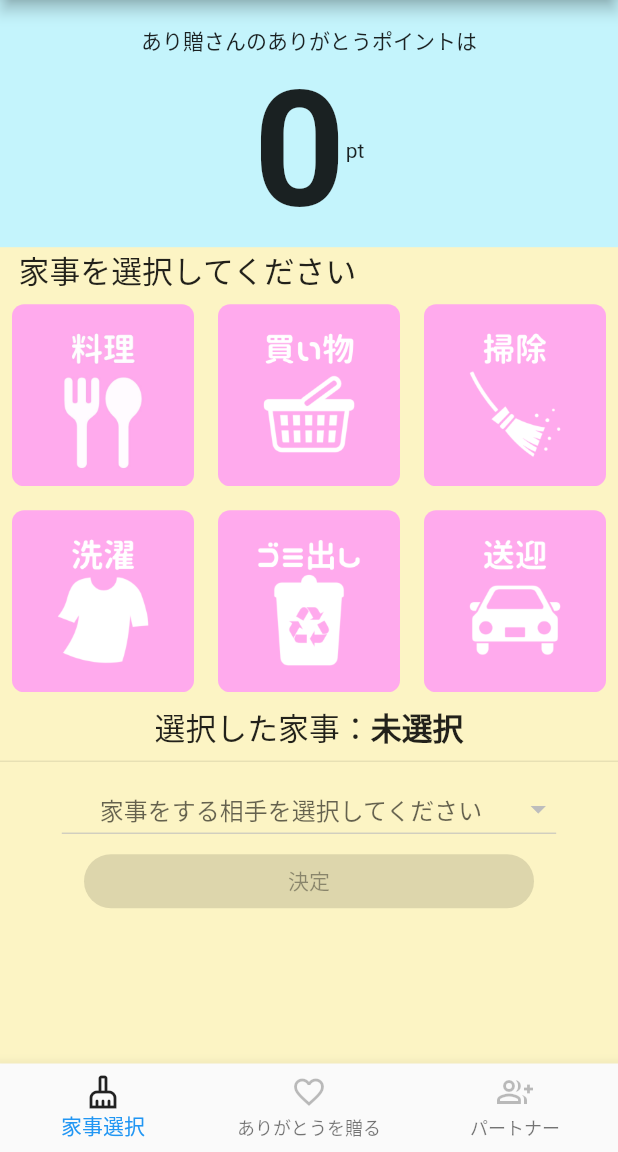
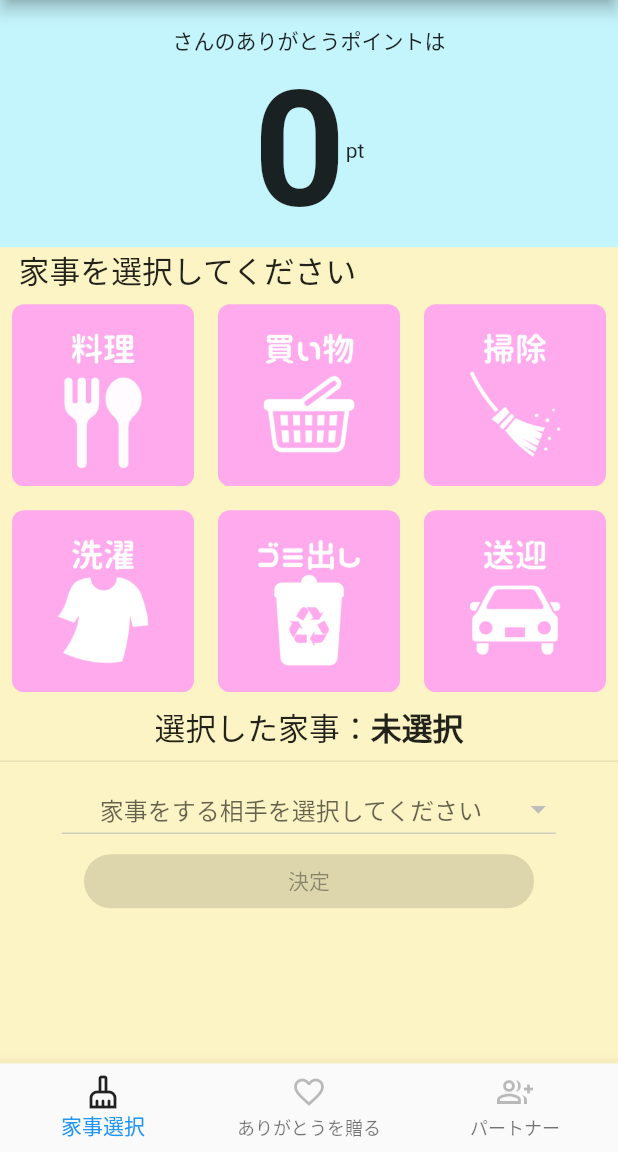
Before and after one commit to Dra-ryu/present_thanks_app, a Flutter app: the screen it shows after launch, after a tap on "LINEで登録・ログイン", on a phone screen of 412 x 824 dp, the part 84-1236 px from its top. Run offline on Flutter 3.47's test engine with Material 2 defaults, Android fonts, the phone set to English and light mode, and no system bars; our stand-ins replace cloud_firestore, firebase_auth, firebase_core, shared_preferences; missing offline and left inert: flutter_line_sdk; accounts and stored records are empty.

Commit message:
変数を利用できるように修正

```diff
--- a/lib/housework_select.dart
+++ b/lib/housework_select.dart
@@ -129,7 +129,7 @@ class HouseworkSelectPageState extends State<HouseworkSelectPage> {
           child: Column(
             children: [
               Padding(padding: EdgeInsets.only(top: size.height*0.02)),
-              Text('あり贈さんのありがとうポイントは'),
+              Text('$loggedInUserNameさんのありがとうポイントは'),
               Row(
                 mainAxisAlignment: MainAxisAlignment.center,
                 children: [
```
